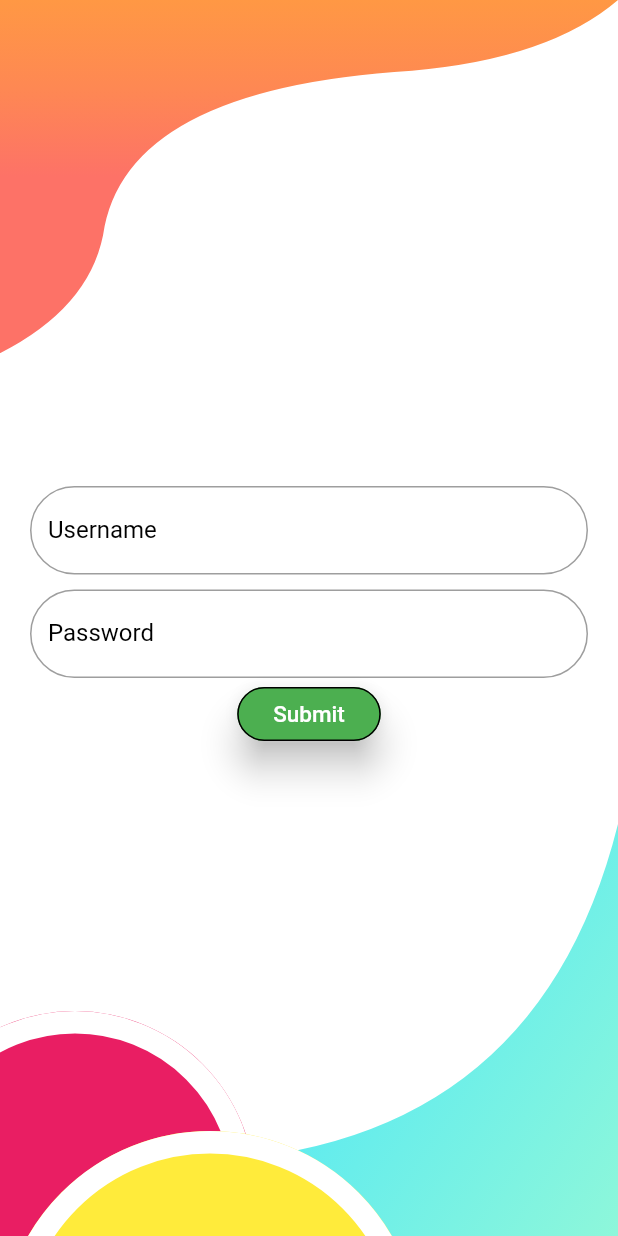
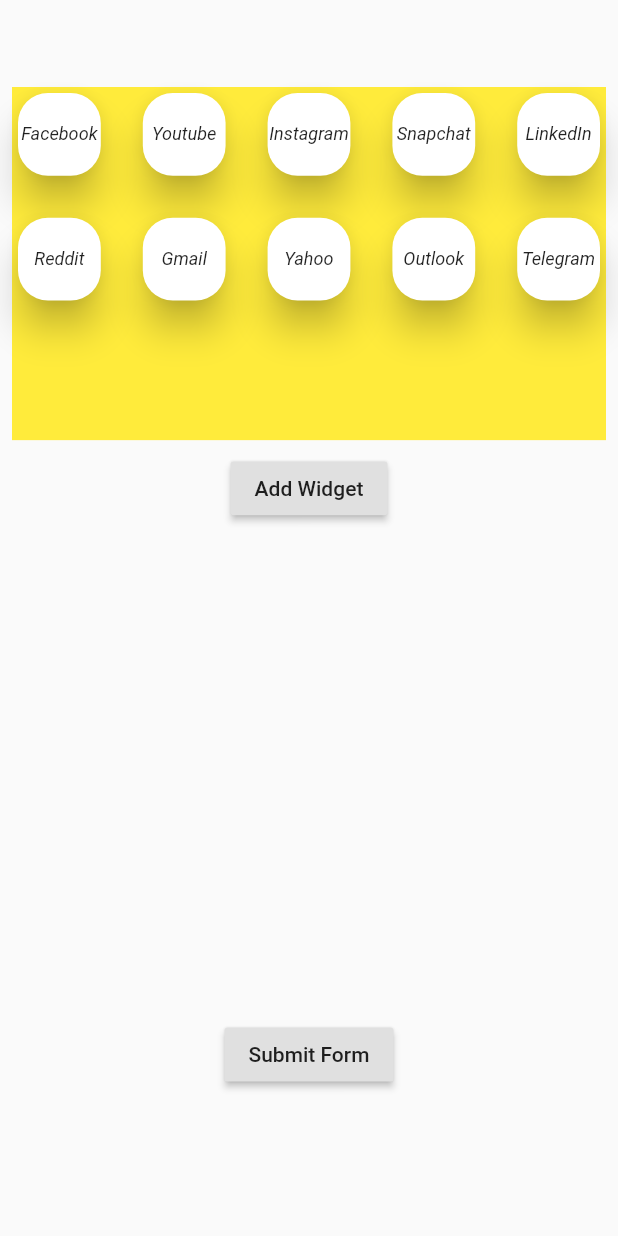
Before and after one commit to Aamer-Ali/get_x_test_app, a Flutter app: the screen it shows after launch, on a phone screen of 412 x 824 dp. Run offline on Flutter 3.47's test engine with Material 2 defaults, Android fonts, the phone set to English and light mode, and no system bars; our stand-ins replace get, image_picker, pdf.

Commit message:
Social Media page added and designing is going on.

```diff
--- /dev/null
+++ b/lib/controller/social_media_controller.dart
@@ -0,0 +1,6 @@
+import 'package:get/get.dart';
+
+class SocialMediaController extends GetxController{
+
+
+}
--- a/lib/main.dart
+++ b/lib/main.dart
@@ -6,6 +6,7 @@ import 'package:get_x_test_app/view/background.dart';
 import 'package:get_x_test_app/view/dashboard_page.dart';
 import 'package:get_x_test_app/view/pages/cart_page.dart';
 import 'package:get_x_test_app/view/pages/shopping_page.dart';
+import 'package:get_x_test_app/view/social_media_page.dart';
 
 import 'view/sidebar/sidebar.dart';
 import 'view/sidebar/sidebar_layout.dart';
@@ -19,11 +20,11 @@ class MyApp extends StatelessWidget {
   Widget build(BuildContext context) {
     return GetMaterialApp(
       title: 'Flutter Demo',
-      // home: DashboardPage(),
-      home: Stack(children: [
-        Background(),
-        LoginPage(),
-      ]),
+      home: SocialMediaPage(),
+      // home: Stack(children: [
+      //   Background(),
+      //   LoginPage(),
+      // ]),
       debugShowCheckedModeBanner: false,
       theme: ThemeData(
         hintColor: Colors.red,
--- /dev/null
+++ b/lib/view/social_media_page.dart
@@ -0,0 +1,155 @@
+import 'package:flutter/material.dart';
+import 'package:get_x_test_app/view/widgets/dynamic_widget.dart';
+
+class SocialMediaPage extends StatefulWidget {
+  @override
+  _SocialMediaPageState createState() => _SocialMediaPageState();
+}
+
+class _SocialMediaPageState extends State<SocialMediaPage> {
+  var dynamicList = List<dynamicWidget>();
+
+  List<CardData> _listItems = [
+    CardData(1, "Facebook"),
+    CardData(2, "Youtube"),
+    CardData(3, "Instagram"),
+    CardData(4, "Snapchat"),
+    CardData(5, "LinkedIn"),
+    CardData(6, "Reddit"),
+    CardData(7, "Gmail"),
+    CardData(8, "Yahoo"),
+    CardData(9, "Outlook"),
+    CardData(10, "Telegram"),
+  ];
+
+  void removeServiceCard(index) {
+    setState(() {
+      dynamicList.remove(index);
+    });
+  }
+
+  @override
+  Widget build(BuildContext context) {
+    return Scaffold(
+      body: SingleChildScrollView(
+        child: Container(
+          margin: EdgeInsets.fromLTRB(0, 50, 0, 0),
+          child: Column(
+            children: [
+              Padding(
+                padding: const EdgeInsets.all(8.0),
+                child: Container(
+                  color: Colors.yellow,
+                  width: MediaQuery.of(context).size.width,
+                  height: MediaQuery.of(context).size.height / 3.5,
+                  child: GridView.count(
+                    mainAxisSpacing: 20,
+                    crossAxisSpacing: 20,
+                    crossAxisCount: 5,
+                    children: _listItems
+                        .map(
+                          (item) => Card(
+                            shape: RoundedRectangleBorder(
+                              borderRadius:
+                                  BorderRadius.all(Radius.circular(20)),
+                            ),
+                            elevation: 10,
+                            child: InkWell(
+                              onTap: () {
+                                switch (item._id) {
+                                  case 1:
+                                    break;
+                                  case 2:
+                                    break;
+                                  case 3:
+                                    break;
+                                  case 4:
+                                    break;
+                                  case 5:
+                                    break;
+                                  case 6:
+                                    break;
+                                  case 7:
+                                    break;
+                                  case 8:
+                                    break;
+                                  case 9:
+                                    break;
+                                  case 10:
+                                    break;
+                                  default:
+                                }
+                                if (item._id == 1) {}
+                              },
+                              splashColor: Colors.blue,
+                              child: Container(
+                                child: Center(
+                                  child: Text(
+                                    item._name,
+                                    style: TextStyle(
+                                        fontSize: 12,
+                                        fontStyle: FontStyle.italic),
+                                  ),
+                                ),
+                              ),
+                            ),
+                          ),
+                        )
+                        .toList(),
+                  ),
+                ),
+              ),
+              RaisedButton(
+                onPressed: () {
+                  setState(() {
+                    // someColumn.children.add(Text("Hello"));
+                    dynamicList.add(dynamicWidget(
+                      removeServiceCard,
+                      index: dynamicList.length,
+                    ));
+                  });
+                },
+                child: Text("Add Widget"),
+              ),
+              // for (var item in dynamicList) item,
+              Container(
+                height: MediaQuery.of(context).size.height / 2.5,
+                child: ListView.builder(
+                    itemCount: dynamicList.length,
+                    itemBuilder: (context, index) {
+                      return InkWell(
+                        child: dynamicList[index],
+                        onTap: () {},
+                      );
+                    }),
+              ),
+              RaisedButton(
+                onPressed: () {
+                  setState(() {
+                    var Url = [];
+                    dynamicList.forEach((widget) => Url.add(widget.Url.text));
+                    setState(() {});
+                    print(Url.length);
+                    for (var item in Url) {
+                      print(item);
+                    }
+                  });
+                },
+                child: Text("Submit Form"),
+              ),
+            ],
+          ),
+        ),
+      ),
+    );
+  }
+}
+
+class CardData {
+  int _id;
+  String _name;
+
+  //todo Add variable for image path.
+
+  CardData(this._id, this._name);
+}
```
Also changed, not shown: lib/view/widgets/dynamic_widget.dart (added, +44 -0 lines).
